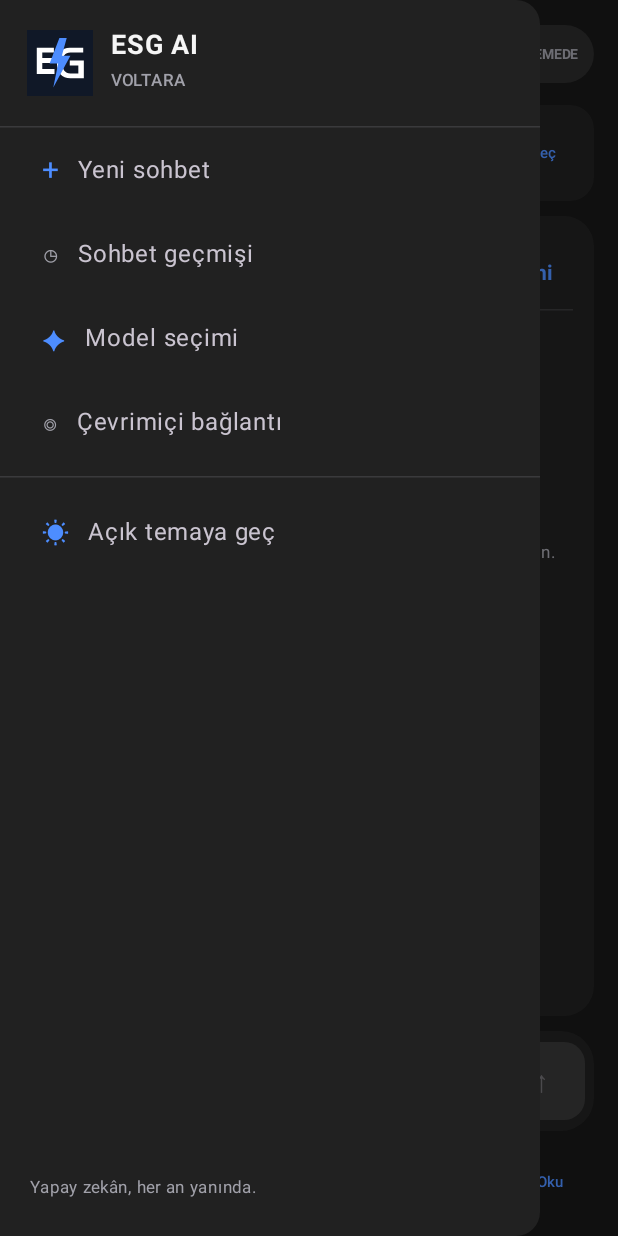
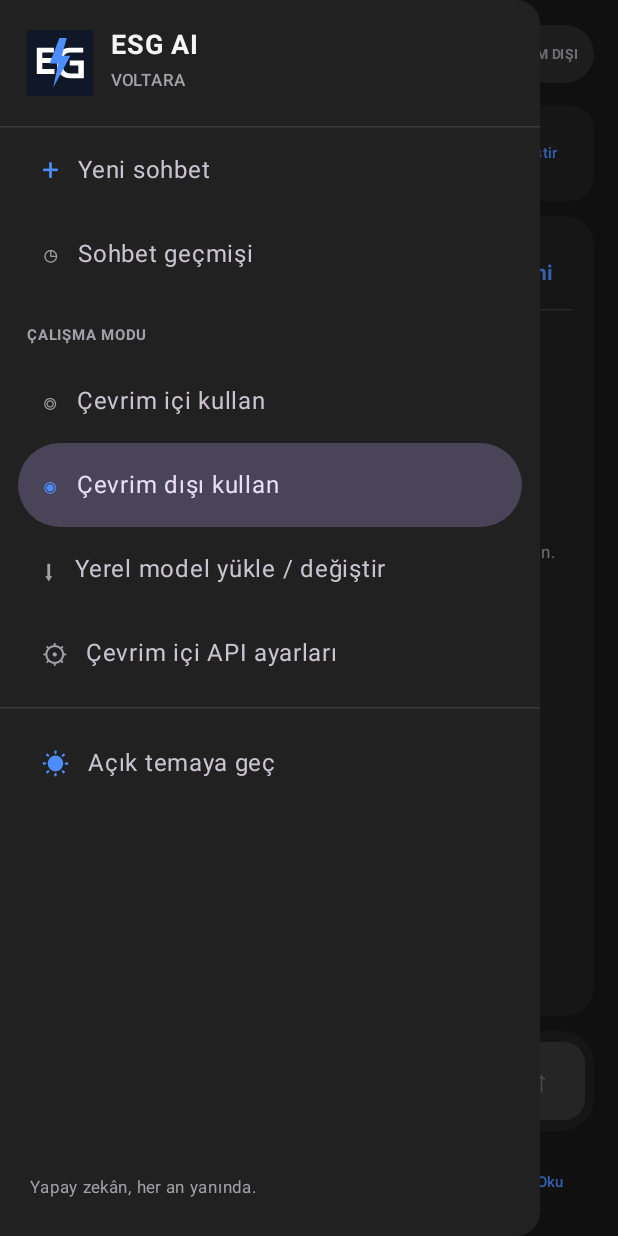
Before and after one commit to aktasoglueren/ESG-AI, an Android app built with Jetpack Compose: the screen it shows after launch (MainActivity), after a tap on an icon or button, on a phone screen of 412 x 824 dp. Run offline under Robolectric (Android 15) with nearby library versions, the phone set to English and light mode, and no system bars; libraries missing offline, so code that uses them is left out: com.google.ai.edge.

Commit message:
Add explicit online and offline mode controls to navigation drawer

```diff
--- a/app/src/main/java/com/esgmuhendislik/esgai/MainActivity.kt
+++ b/app/src/main/java/com/esgmuhendislik/esgai/MainActivity.kt
@@ -97,6 +97,7 @@ class MainActivity : ComponentActivity(), TextToSpeech.OnInitListener {
         var showOnlineDialog by remember { mutableStateOf(false) }
         var showEditor by remember { mutableStateOf(false) }
          var onlineConfig by remember { mutableStateOf(HybridAiClient.loadConfig(this@MainActivity)) }
+        var onlineMode by remember { mutableStateOf(prefs.getBoolean("online_mode", onlineConfig != null) && onlineConfig != null) }
         var endpointInput by remember { mutableStateOf(onlineConfig?.endpoint ?: "https://generativelanguage.googleapis.com/v1beta/models") }
         var modelInput by remember { mutableStateOf(onlineConfig?.model ?: "") }
         var apiKeyInput by remember { mutableStateOf("") }
@@ -241,6 +242,8 @@ class MainActivity : ComponentActivity(), TextToSpeech.OnInitListener {
                             }
                         }
                         modelReady = true
+                        onlineMode = false
+                        prefs.edit().putBoolean("online_mode", false).apply()
                         status = "Hazır. Model telefonda çalışıyor."
                     } catch (error: Exception) {
                         status = "Model yüklenemedi: ${error.message ?: "Bilinmeyen hata"}"
@@ -384,17 +387,52 @@ class MainActivity : ComponentActivity(), TextToSpeech.OnInitListener {
                             onClick = { showChatsDialog = true; drawerScope.launch { drawerState.close() } },
                             modifier = Modifier.padding(NavigationDrawerItemDefaults.ItemPadding)
                         )
+                        Text("ÇALIŞMA MODU", color = muted, fontSize = 10.sp, fontWeight = FontWeight.Bold,
+                            modifier = Modifier.padding(start = 18.dp, top = 14.dp, bottom = 4.dp))
                         NavigationDrawerItem(
-                            label = { Text("Model seçimi") },
+                            label = { Text("Çevrim içi kullan") },
+                            selected = onlineMode,
+                            icon = { Text("◎", fontSize = 18.sp, color = if (onlineMode) accent else muted) },
+                            onClick = {
+                                if (onlineConfig != null) {
+                                    onlineMode = true
+                                    prefs.edit().putBoolean("online_mode", true).apply()
+                                    status = "Çevrim içi mod etkin."
+                                } else {
+                                    showOnlineDialog = true
+                                }
+                                drawerScope.launch { drawerState.close() }
+                            },
+                            modifier = Modifier.padding(NavigationDrawerItemDefaults.ItemPadding)
+                        )
+                        NavigationDrawerItem(
+                            label = { Text("Çevrim dışı kullan") },
+                            selected = !onlineMode,
+                            icon = { Text("◉", fontSize = 18.sp, color = if (!onlineMode) accent else muted) },
+                            onClick = {
+                                if (modelReady) {
+                                    onlineMode = false
+                                    prefs.edit().putBoolean("online_mode", false).apply()
+                                    status = "Çevrim dışı mod etkin. Yanıtlar cihazdaki modelden üretilecek."
+                                } else {
+                                    status = "Önce cihazdaki .litertlm modelini yükle."
+                                    modelPicker.launch(arrayOf("*/*"))
+                                }
+                                drawerScope.launch { drawerState.close() }
+                            },
+                            modifier = Modifier.padding(NavigationDrawerItemDefaults.ItemPadding)
+                        )
+                        NavigationDrawerItem(
+                            label = { Text("Yerel model yükle / değiştir") },
                             selected = false,
-                            icon = { Text("✦", fontSize = 18.sp, color = accent) },
+                            icon = { Text("⬇", fontSize = 18.sp, color = muted) },
                             onClick = { modelPicker.launch(arrayOf("*/*")); drawerScope.launch { drawerState.close() } },
                             modifier = Modifier.padding(NavigationDrawerItemDefaults.ItemPadding)
                         )
                         NavigationDrawerItem(
-                            label = { Text("Çevrimiçi bağlantı") },
+                            label = { Text("Çevrim içi API ayarları") },
                             selected = false,
-                            icon = { Text("◎", fontSize = 18.sp, color = muted) },
+                            icon = { Text("⚙", fontSize = 18.sp, color = muted) },
                             onClick = { showOnlineDialog = true; drawerScope.launch { drawerState.close() } },
                             modifier = Modifier.padding(NavigationDrawerItemDefaults.ItemPadding)
                         )
@@ -429,9 +467,9 @@ class MainActivity : ComponentActivity(), TextToSpeech.OnInitListener {
                             Text("ESG AI", color = fg, fontSize = 19.sp, fontWeight = FontWeight.Bold)
                             Text("Yapay zekân, her an yanında.", color = muted, fontSize = 10.sp)
                         }
-                        Surface(shape = RoundedCornerShape(50), color = if (modelReady) Color(0xFFDCFCE7) else panelAlt) {
-                            Text(if (modelReady) "● HAZIR" else "● BEKLEMEDE",
-                                color = if (modelReady) Color(0xFF16834A) else muted,
+                        Surface(shape = RoundedCornerShape(50), color = if (onlineMode) Color(0xFFDCFCE7) else panelAlt) {
+                            Text(if (onlineMode) "● ÇEVRİM İÇİ" else "● ÇEVRİM DIŞI",
+                                color = if (onlineMode) Color(0xFF16834A) else muted,
                                 fontSize = 9.sp, fontWeight = FontWeight.Bold,
                                 modifier = Modifier.padding(horizontal = 10.dp, vertical = 7.dp))
                         }
@@ -446,11 +484,12 @@ class MainActivity : ComponentActivity(), TextToSpeech.OnInitListener {
                             Spacer(Modifier.width(9.dp))
                             Column(Modifier.weight(1f)) {
                                 Text("VOLTARA", color = fg, fontSize = 12.sp, fontWeight = FontWeight.Bold)
-                                Text(if (onlineConfig != null) "İnternet araştırması hazır" else if (modelReady) "Cihazdaki model" else "Model seçilmedi",
-                                    color = muted, fontSize = 10.sp)
+                                Text(if (onlineMode && onlineConfig != null) "Çevrim içi • ${onlineConfig!!.model}" else if (modelReady) "Çevrim dışı • cihaz modeli" else "Yerel model yüklenmedi",
+                                    color = muted, fontSize = 10.sp, maxLines = 1)
                             }
-                            TextButton(onClick = { showOnlineDialog = true }) { Text("Çevrimiçi", fontSize = 10.sp) }
-                            TextButton(onClick = { modelPicker.launch(arrayOf("*/*")) }) { Text("Model seç", fontSize = 10.sp) }
+                            TextButton(onClick = { drawerScope.launch { drawerState.open() } }) {
+                                Text("Modu değiştir", fontSize = 10.sp)
+                            }
                         }
                     }
 
@@ -531,7 +570,7 @@ class MainActivity : ComponentActivity(), TextToSpeech.OnInitListener {
                                 } else microphonePermission.launch(Manifest.permission.RECORD_AUDIO)
                             }) { Text("🎙", fontSize = 20.sp) }
                             Button(
-                                enabled = (modelReady || onlineConfig != null) && !busy && (input.isNotBlank() || selectedBitmap != null),
+                                enabled = ((onlineMode && onlineConfig != null) || (!onlineMode && modelReady)) && !busy && (input.isNotBlank() || selectedBitmap != null),
                                 onClick = {
                                     val prompt = input.trim().ifBlank { "Bu görseli incele ve yardımcı ol." }
                                     val imageForRequest = selectedBitmap
@@ -544,7 +583,7 @@ class MainActivity : ComponentActivity(), TextToSpeech.OnInitListener {
                                     lines.add(ChatLine(assistantName, "Yanıt hazırlanıyor..."))
                                     uiScope.launch {
                                         try {
-                                            val answer = if (onlineConfig != null) {
+                                            val answer = if (onlineMode && onlineConfig != null) {
                                                 val bytes = imageForRequest?.let { bitmap ->
                                                     java.io.ByteArrayOutputStream().use { out ->
                                                         bitmap.compress(Bitmap.CompressFormat.JPEG, 85, out)
@@ -627,13 +666,13 @@ class MainActivity : ComponentActivity(), TextToSpeech.OnInitListener {
                 confirmButton = {
                     TextButton(onClick = {
                         try {
-                            if (apiKeyInput.isNotBlank()) {
-                                HybridAiClient.saveConfig(this@MainActivity, endpointInput.trim(), modelInput.trim(), apiKeyInput.trim())
-                                onlineConfig = HybridAiClient.loadConfig(this@MainActivity)
-                                apiKeyInput = ""
-                            }
-                            if (onlineConfig == null) error("Önce API adresi, model ve API anahtarı kaydet.")
-                             showOnlineDialog = false
+                            HybridAiClient.saveConfig(this@MainActivity, endpointInput.trim(), modelInput.trim(), apiKeyInput.trim())
+                            onlineConfig = HybridAiClient.loadConfig(this@MainActivity)
+                            onlineMode = true
+                            prefs.edit().putBoolean("online_mode", true).apply()
+                            apiKeyInput = ""
+                            if (onlineConfig == null) error("Çevrim içi bağlantı kaydedilemedi.")
+                            showOnlineDialog = false
                             status = "Bağlantı kaydedildi. İnternet araştırması aynı sohbet içinde otomatik kullanılacak."
                         } catch (error: Exception) { status = error.message ?: "Ayar kaydedilemedi." }
                     }) { Text("Kaydet ve etkinleştir") }
```
